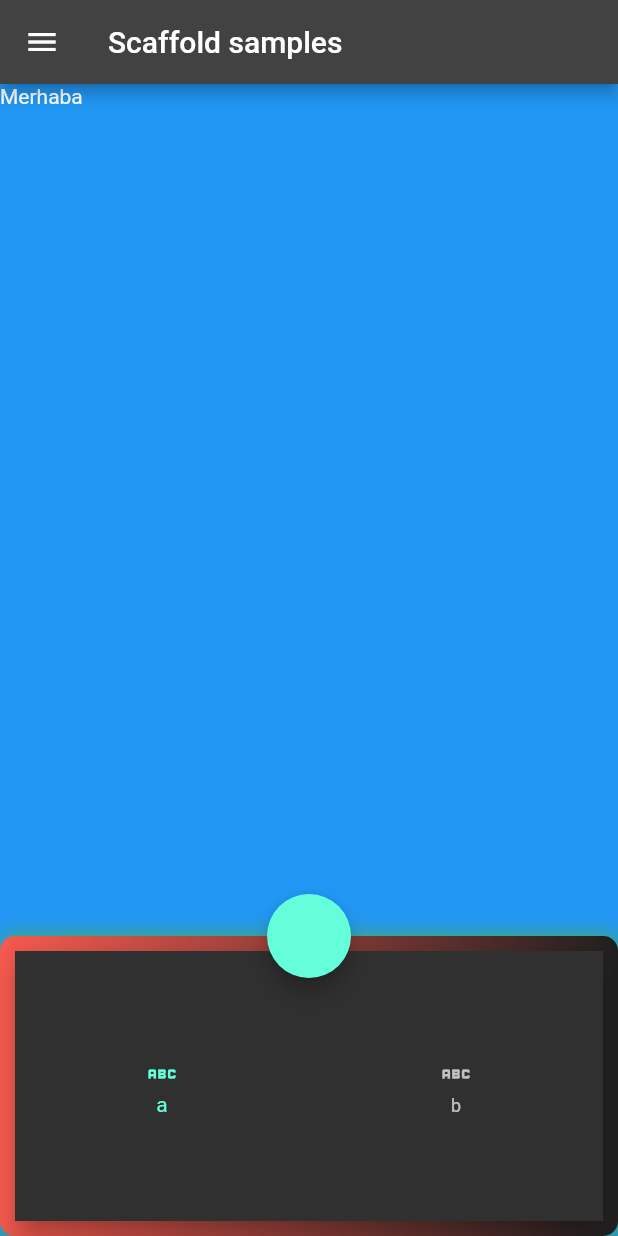
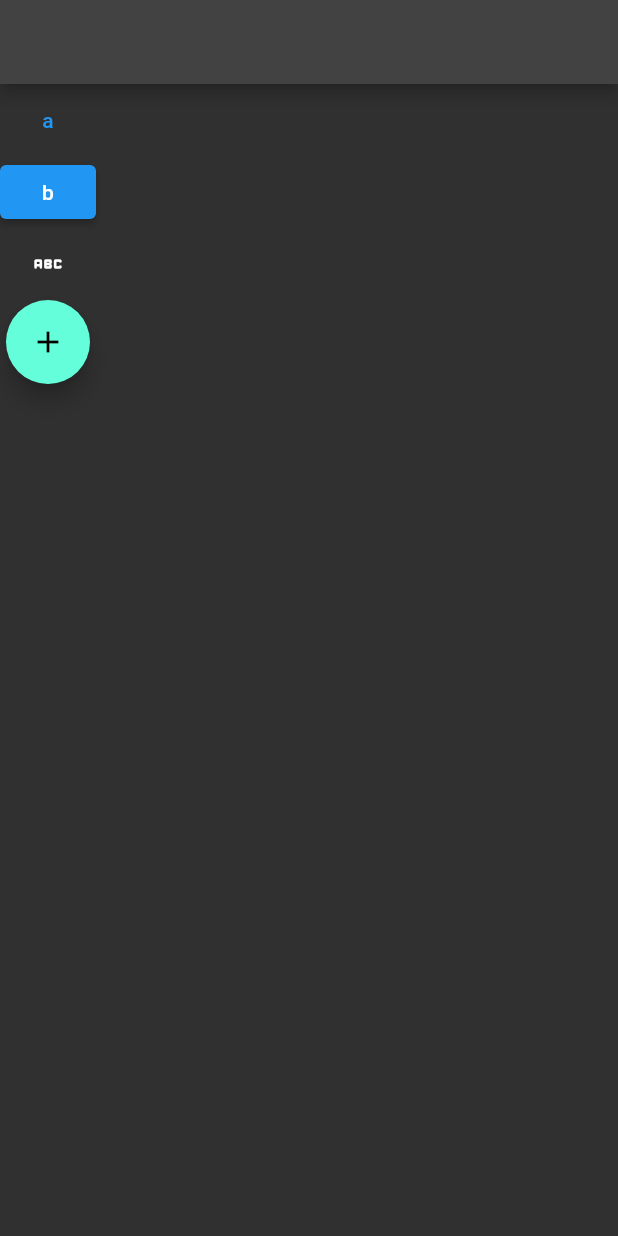
Before and after one commit to cetincangokal/flutter101, a Flutter app: the screen it shows after launch, on a phone screen of 412 x 824 dp. Run offline on Flutter 3.47's test engine with Material 2 defaults, Android fonts, the phone set to English and light mode, and no system bars.

Commit message:
button mevzusuna girdik

```diff
--- /dev/null
+++ b/flutter_application_1/lib/101/button_learn.dart
@@ -0,0 +1,23 @@
+import 'package:flutter/material.dart';
+
+class ButtonLearn extends StatelessWidget {
+  const ButtonLearn({super.key});
+
+  @override
+  Widget build(BuildContext context) {
+    return Scaffold(
+      appBar: AppBar(),
+      body: Column(
+        children: [
+          TextButton(onPressed: (() {}), child: Text('a')),
+          ElevatedButton(onPressed: () {}, child: Text('b')),
+          IconButton(onPressed: () {}, icon: Icon(Icons.abc_rounded)),
+          FloatingActionButton(onPressed: (() {}),
+          child: const Icon(Icons.add),)
+        ],
+      ),
+    );
+  }
+}
+
+// video 3 8.28
--- a/flutter_application_1/lib/main.dart
+++ b/flutter_application_1/lib/main.dart
@@ -1,5 +1,6 @@
 import 'package:flutter/cupertino.dart';
 import 'package:flutter/material.dart';
+import 'package:flutter_application_1/101/button_learn.dart';
 import 'package:flutter_application_1/101/container_sized_box_learn.dart';
 import 'package:flutter_application_1/101/scaffold_learn.dart';
 import 'package:flutter_application_1/101/text_widget_learn.dart';
@@ -16,7 +17,7 @@ class MyApp extends StatelessWidget {
     return MaterialApp(
       title: 'Flutter Demo',
       theme: ThemeData.dark(),
-      home: ScaffoldLearn(),
+      home: ButtonLearn(),
     );
   }
 }
```
